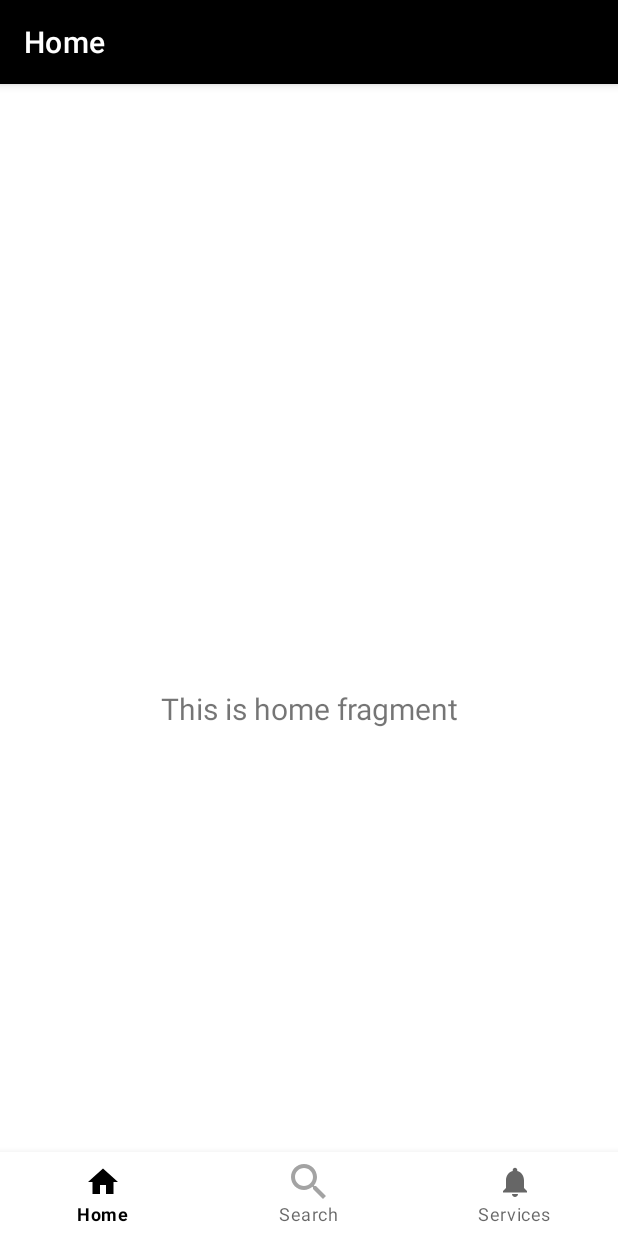
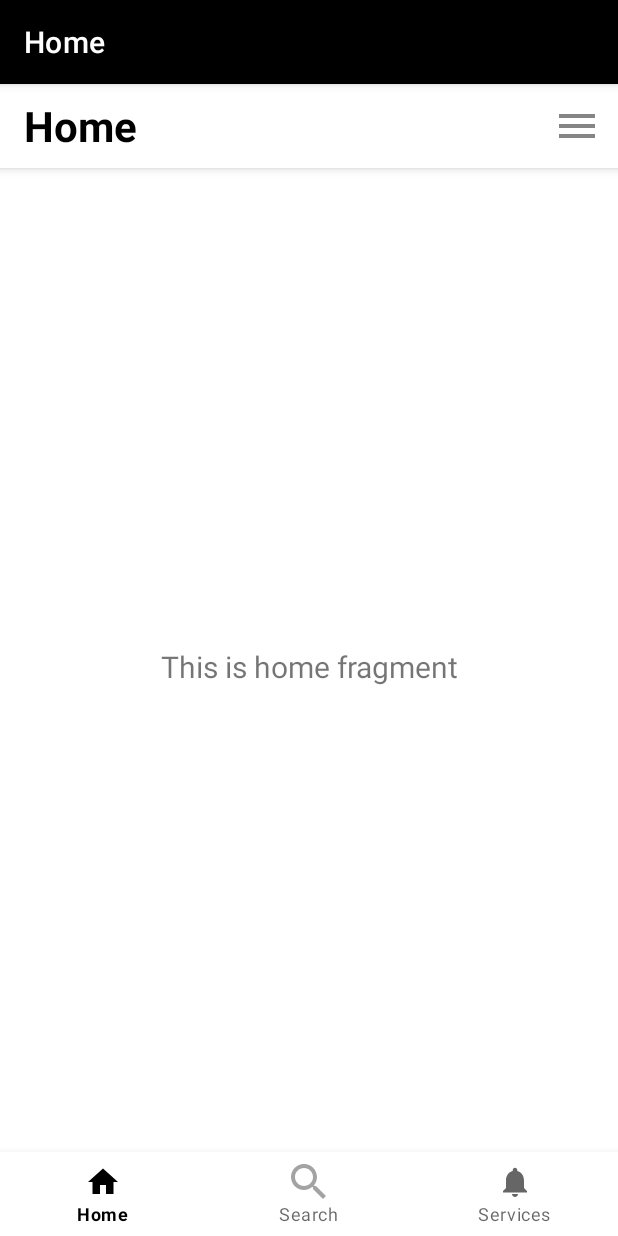
Before and after one commit to Rajib-Sarwar/Lttman-Library, an Android app: the screen it shows after launch (MainActivity), on a phone screen of 412 x 824 dp. Run offline under Robolectric (Android 15) with nearby library versions, the phone set to English and light mode, and no system bars; our stand-ins replace navigation-ui.

Commit message:
added main app bar in order to facilitate title and menu option for the different tabs.

```diff
--- /dev/null
+++ b/LittmanLibrary/app/src/main/res/drawable-anydpi/ic_menu.xml
@@ -0,0 +1,16 @@
+<vector xmlns:android="http://schemas.android.com/apk/res/android"
+    android:width="24dp"
+    android:height="24dp"
+    android:viewportWidth="24"
+    android:viewportHeight="24"
+    android:tint="#333333"
+    android:alpha="0.6">
+  <group android:scaleX="1.3333334"
+      android:scaleY="1.3333334"
+      android:translateX="-4"
+      android:translateY="-4">
+    <path
+        android:fillColor="@android:color/white"
+        android:pathData="M3,18h18v-2L3,16v2zM3,13h18v-2L3,11v2zM3,6v2h18L21,6L3,6z"/>
+  </group>
+</vector>
--- a/LittmanLibrary/app/src/main/res/layout/activity_main.xml
+++ b/LittmanLibrary/app/src/main/res/layout/activity_main.xml
@@ -3,8 +3,12 @@
     xmlns:app="http://schemas.android.com/apk/res-auto"
     android:id="@+id/container"
     android:layout_width="match_parent"
-    android:layout_height="match_parent"
-    android:paddingTop="?attr/actionBarSize">
+    android:layout_height="match_parent">
+
+    <include
+        layout="@layout/app_bar_main"
+        android:layout_width="match_parent"
+        android:layout_height="match_parent" />
 
     <com.google.android.material.bottomnavigation.BottomNavigationView
         android:id="@+id/nav_view"
--- /dev/null
+++ b/LittmanLibrary/app/src/main/res/layout/app_bar_main.xml
@@ -0,0 +1,49 @@
+<?xml version="1.0" encoding="utf-8"?>
+<androidx.coordinatorlayout.widget.CoordinatorLayout xmlns:android="http://schemas.android.com/apk/res/android"
+    xmlns:app="http://schemas.android.com/apk/res-auto"
+    xmlns:tools="http://schemas.android.com/tools"
+    android:layout_width="match_parent"
+    android:layout_height="match_parent"
+    android:id="@+id/content_view">
+
+    <com.google.android.material.appbar.AppBarLayout
+        android:layout_width="match_parent"
+        android:layout_height="wrap_content">
+
+        <androidx.appcompat.widget.Toolbar
+            android:id="@+id/toolbar_main"
+            android:layout_width="match_parent"
+            android:layout_height="?attr/actionBarSize"
+            android:background="@android:color/white"
+            app:titleTextColor="@android:color/black"
+            android:layoutDirection="ltr"
+            android:layout_alignParentStart="true">
+
+            <TextView
+                android:id="@+id/tv_title"
+                android:layout_width="wrap_content"
+                android:layout_height="wrap_content"
+                android:layout_gravity="start"
+                android:text="Home"
+                android:textSize="28dp"
+                android:layout_marginStart="10dp"
+                android:layout_marginTop="8dp"
+                android:layout_marginBottom="8dp"
+                android:textColor="@android:color/black"
+                android:textStyle="bold"/>
+
+            <ImageView
+                android:id="@+id/btn_settings"
+                android:layout_width="wrap_content"
+                android:layout_height="wrap_content"
+                android:layout_gravity="end"
+                android:layout_marginEnd="15dp"
+                android:src="@drawable/ic_menu"/>
+
+        </androidx.appcompat.widget.Toolbar>
+
+    </com.google.android.material.appbar.AppBarLayout>
+
+<!--    <include layout="@layout/content_main" />-->
+
+</androidx.coordinatorlayout.widget.CoordinatorLayout>
```
Also changed, not shown: LittmanLibrary/app/src/main/res/drawable-hdpi/ic_menu.png (added), LittmanLibrary/app/src/main/res/drawable-mdpi/ic_menu.png (added), LittmanLibrary/app/src/main/res/drawable-xhdpi/ic_menu.png (added), LittmanLibrary/app/src/main/res/drawable-xxhdpi/ic_menu.png (added).
